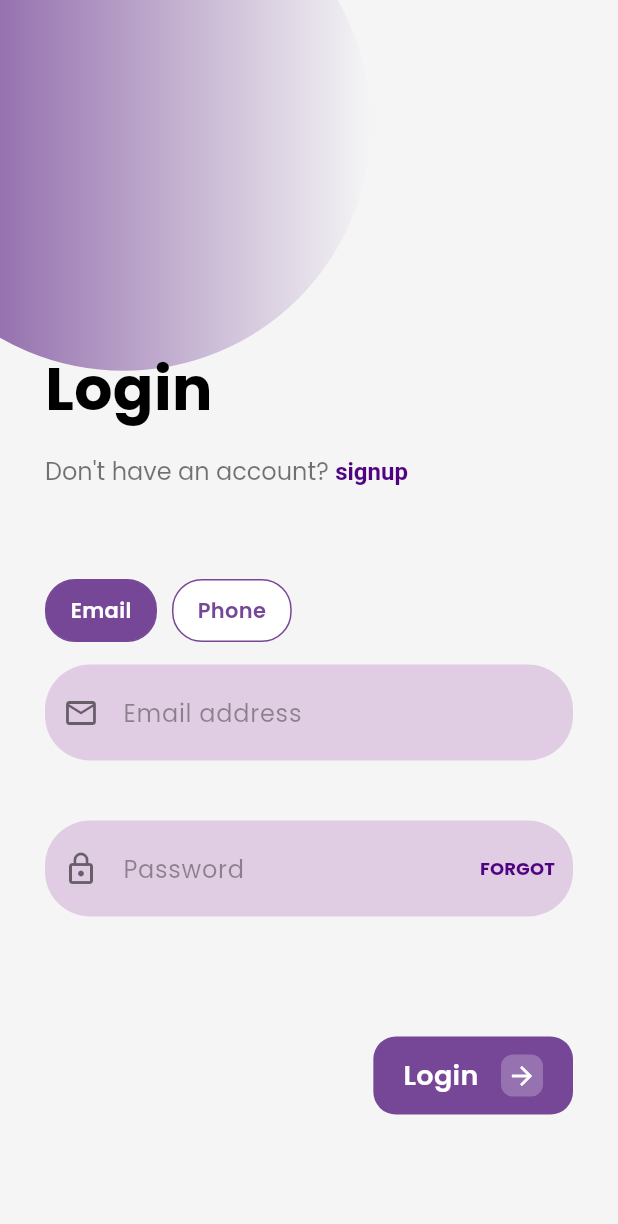
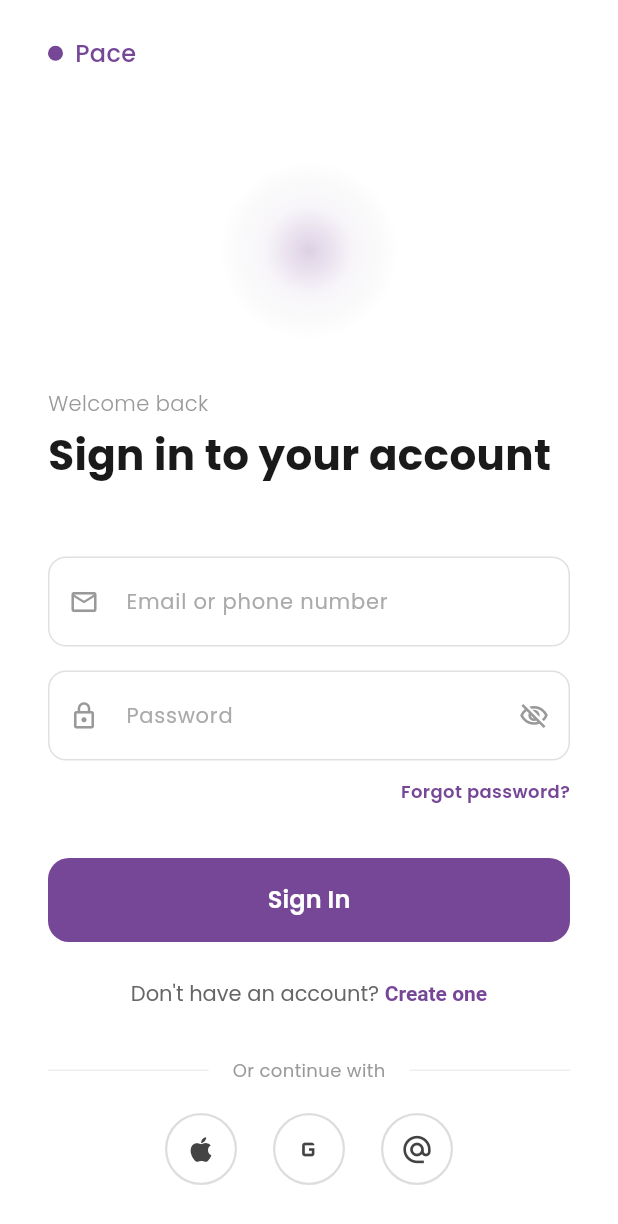
Before and after one commit to Chdimma/pace, a Flutter app: the screen it shows after launch, on a phone screen of 412 x 824 dp. Shown: the top 1224 px of the screen. Run offline on Flutter 3.47's test engine with Material 3 defaults, Android fonts, the phone set to English and light mode, and no system bars; our stand-ins replace flutter_secure_storage, google_fonts.

```diff
--- a/lib/login_page.dart
+++ b/lib/login_page.dart
@@ -19,7 +19,9 @@ class _LoginPageState extends State<LoginPage> {
   final TextEditingController _identifierController = TextEditingController();
   final TextEditingController _passwordController = TextEditingController();
   bool _isSubmitting = false;
-  bool _usePhone = false;
+  bool _obscurePassword = true;
+  bool _emailFieldFocused = false;
+  bool _passwordFieldFocused = false;
 
   @override
   void dispose() {
@@ -28,156 +30,7 @@ class _LoginPageState extends State<LoginPage> {
     super.dispose();
   }
 
-  @override
-  Widget build(BuildContext context) {
-    final Size size = MediaQuery.of(context).size;
-
-    return Scaffold(
-      backgroundColor: const Color(0xFFF5F5F5), // Light grey background
-      body: Stack(
-        children: [
-          // Top-right purple linear gradient
-          Positioned(
-            top: -size.width * 0.2,
-            left: -size.width * 0.2,
-            child: Container(
-              width: size.width * 0.8,
-              height: size.width * 0.8,
-              decoration: const BoxDecoration(
-                shape: BoxShape.circle,
-                gradient: LinearGradient(
-                  colors: [
-                    Color(0xFF764697),
-                    Color(0x00764697),
-                  ],
-                ),
-              ),
-            ),
-          ),
-          SafeArea(
-            child: SingleChildScrollView(
-              padding: const EdgeInsets.symmetric(horizontal: 30.0),
-              child: Column(
-                crossAxisAlignment: CrossAxisAlignment.start,
-                children: [
-                  const SizedBox(height: 230),
-                  // "Login" title
-                  Text(
-                    'Login',
-                    style: GoogleFonts.poppins(
-                      fontSize: 40,
-                      fontWeight: FontWeight.bold,
-                      color: const Color(0xFF000000),
-                    ),
-                  ),
-                  const SizedBox(height: 15),
-                  // Signup text
-                  RichText(
-                    text: TextSpan(
-                      style: GoogleFonts.poppins(
-                        fontSize: 16,
-                        color: Colors.black54,
-                      ),
-                      children: [
-                        const TextSpan(text: "Don't have an account? "),
-                        TextSpan(
-                          text: "signup",
-                          style: const TextStyle(
-                            color: Color(0xFF4F0382),
-                            fontWeight: FontWeight.bold,
-                          ),
-                          recognizer: TapGestureRecognizer()
-                            ..onTap = () {
-                              Navigator.push(
-                                context,
-                                MaterialPageRoute(
-                                    builder: (context) => const SignUpPage()),
-                              );
-                            },
-                        ),
-                      ],
-                    ),
-                  ),
-                  const SizedBox(height: 60),
-                  Row(
-                    children: [
-                      _buildModeChip(label: 'Email', selected: !_usePhone),
-                      const SizedBox(width: 10),
-                      _buildModeChip(label: 'Phone', selected: _usePhone),
-                    ],
-                  ),
-                  const SizedBox(height: 15),
-                  Container(
-                    decoration: BoxDecoration(
-                      color: const Color(0xFFE1CDE3),
-                      borderRadius: BorderRadius.circular(30),
-                    ),
-                    child: TextField(
-                      controller: _identifierController,
-                      keyboardType: _usePhone ? TextInputType.phone : TextInputType.emailAddress,
-                      decoration: InputDecoration(
-                        hintText: _usePhone ? 'Phone number' : 'Email address',
-                        hintStyle: GoogleFonts.poppins(color: Colors.black38),
-                        border: InputBorder.none,
-                        contentPadding: const EdgeInsets.symmetric(
-                            vertical: 20, horizontal: 20),
-                        prefixIcon: Icon(
-                          _usePhone ? Icons.phone_outlined : Icons.email_outlined,
-                          color: Colors.black54,
-                        ),
-                      ),
-                    ),
-                  ),
-                  const SizedBox(height: 40),
-                  // Password Input
-                  Container(
-                    decoration: BoxDecoration(
-                      color: const Color(0xFFE1CDE3),
-                      borderRadius: BorderRadius.circular(30),
-                    ),
-                    child: TextField(
-                      controller: _passwordController,
-                      obscureText: true,
-                      decoration: InputDecoration(
-                        hintText: "Password",
-                        hintStyle: GoogleFonts.poppins(color: Colors.black38),
-                        border: InputBorder.none,
-                        contentPadding: const EdgeInsets.symmetric(
-                            vertical: 20, horizontal: 20),
-                        prefixIcon: const Icon(
-                          Icons.lock_outline,
-                          color: Colors.black54,
-                        ),
-                        suffixIcon: TextButton(
-                          onPressed: () {
-                            Navigator.push(
-                              context,
-                              MaterialPageRoute(
-                                builder: (context) =>
-                                    const ForgotPasswordPage(),
-                              ),
-                            );
-                          },
-                          child: Text(
-                            "FORGOT",
-                            style: GoogleFonts.poppins(
-                              color: const Color(0xFF4F0382),
-                              fontWeight: FontWeight.bold,
-                              fontSize: 12,
-                            ),
-                          ),
-                        ),
-                      ),
-                    ),
-                  ),
-                  const SizedBox(height: 80),
-                  // Login Button
-                  Align(
-                    alignment: Alignment.centerRight,
-                    child: GestureDetector(
-                      onTap: _isSubmitting
-                          ? null
-                          : () async {
+  Future<void> _handleLogin() async {
     final identifier = _identifierController.text.trim();
     final password = _passwordController.text.trim();
 
@@ -193,35 +46,27 @@ class _LoginPageState extends State<LoginPage> {
       return;
     }
 
-                              if (_usePhone) {
+    // Auto-detect: phone or email?
     final phoneRegex = RegExp(r'^\+?[0-9\s-]{7,15}$');
-                                if (!phoneRegex.hasMatch(identifier)) {
+    final emailRegex = RegExp(r'^[\w-\.]+@([\w-]+\.)+[\w-]{2,4}$');
+    final bool isPhone = phoneRegex.hasMatch(identifier);
+    final bool isEmail = emailRegex.hasMatch(identifier);
+
+    if (!isPhone && !isEmail) {
       ScaffoldMessenger.of(context).showSnackBar(
         const SnackBar(
-                                      content: Text('Please enter a valid phone number'),
+          content: Text('Please enter a valid email address or phone number'),
           backgroundColor: Colors.redAccent,
         ),
       );
       return;
     }
-                              } else {
-                                final emailRegex = RegExp(r'^[\w-\.]+@([\w-]+\.)+[\w-]{2,4}$');
-                                if (!emailRegex.hasMatch(identifier)) {
-                                  ScaffoldMessenger.of(context).showSnackBar(
-                                    const SnackBar(
-                                      content: Text('Please enter a valid email address'),
-                                      backgroundColor: Colors.redAccent,
-                                    ),
-                                  );
-                                  return;
-                                }
-                              }
 
     setState(() => _isSubmitting = true);
     try {
       final result = await AuthService.login(
-                                  email: _usePhone ? null : identifier,
-                                  phoneNumber: _usePhone ? identifier : null,
+        email: isEmail ? identifier : null,
+        phoneNumber: isPhone ? identifier : null,
         password: password,
       );
       if (result['success'] == true) {
@@ -251,74 +96,382 @@ class _LoginPageState extends State<LoginPage> {
         setState(() => _isSubmitting = false);
       }
     }
+  }
+
+  @override
+  Widget build(BuildContext context) {
+    return Scaffold(
+      backgroundColor: Colors.white,
+      body: SafeArea(
+        child: SingleChildScrollView(
+          padding: const EdgeInsets.symmetric(horizontal: 32),
+          child: Column(
+            crossAxisAlignment: CrossAxisAlignment.start,
+            children: [
+              const SizedBox(height: 24),
+              // Brand wordmark
+              Row(
+                children: [
+                  Container(
+                    width: 10,
+                    height: 10,
+                    decoration: const BoxDecoration(
+                      shape: BoxShape.circle,
+                      color: Color(0xFF764697),
+                    ),
+                  ),
+                  const SizedBox(width: 8),
+                  Text(
+                    'Pace',
+                    style: GoogleFonts.poppins(
+                      fontSize: 16,
+                      fontWeight: FontWeight.w500,
+                      color: const Color(0xFF764697),
+                    ),
+                  ),
+                ],
+              ),
+              const SizedBox(height: 60),
+              // Subtle gradient accent dot (center-aligned)
+              Center(
+                child: Container(
+                  width: 120,
+                  height: 120,
+                  decoration: BoxDecoration(
+                    shape: BoxShape.circle,
+                    gradient: RadialGradient(
+                      colors: [
+                        const Color(0xFF764697).withValues(alpha: 0.25),
+                        const Color(0xFF764697).withValues(alpha: 0.05),
+                        Colors.transparent,
+                      ],
+                      stops: const [0.0, 0.5, 1.0],
+                    ),
+                  ),
+                ),
+              ),
+              const SizedBox(height: 32),
+              // Welcome subtitle
+              Text(
+                'Welcome back',
+                style: GoogleFonts.poppins(
+                  fontSize: 14,
+                  fontWeight: FontWeight.w300,
+                  color: const Color(0xFF999999),
+                ),
+              ),
+              const SizedBox(height: 4),
+              // Headline
+              Text(
+                'Sign in to your account',
+                style: GoogleFonts.poppins(
+                  fontSize: 28,
+                  fontWeight: FontWeight.bold,
+                  color: const Color(0xFF1A1A1A),
+                ),
+              ),
+              const SizedBox(height: 48),
+              // Email / Phone input
+              FocusScope(
+                onFocusChange: (focused) {
+                  setState(() => _emailFieldFocused = focused);
                 },
-                      child: Container(
-                        padding: const EdgeInsets.symmetric(
-                            vertical: 12, horizontal: 20),
-                        decoration: BoxDecoration(
+                child: TextField(
+                  controller: _identifierController,
+                  keyboardType: TextInputType.emailAddress,
+                  textInputAction: TextInputAction.next,
+                  decoration: InputDecoration(
+                    hintText: 'Email or phone number',
+                    hintStyle: GoogleFonts.poppins(
+                      color: const Color(0xFFAAAAAA),
+                      fontSize: 14,
+                    ),
+                    prefixIcon: Icon(
+                      Icons.email_outlined,
+                      color: _emailFieldFocused
+                          ? const Color(0xFF764697)
+                          : const Color(0xFF999999),
+                      size: 20,
+                    ),
+                    filled: true,
+                    fillColor: Colors.white,
+                    contentPadding: const EdgeInsets.symmetric(
+                      vertical: 18,
+                      horizontal: 16,
+                    ),
+                    border: OutlineInputBorder(
+                      borderRadius: BorderRadius.circular(12),
+                      borderSide: const BorderSide(
+                        color: Color(0xFFE0E0E0),
+                        width: 1,
+                      ),
+                    ),
+                    enabledBorder: OutlineInputBorder(
+                      borderRadius: BorderRadius.circular(12),
+                      borderSide: const BorderSide(
+                        color: Color(0xFFE0E0E0),
+                        width: 1,
+                      ),
+                    ),
+                    focusedBorder: OutlineInputBorder(
+                      borderRadius: BorderRadius.circular(12),
+                      borderSide: const BorderSide(
+                        color: Color(0xFF764697),
+                        width: 1.5,
+                      ),
+                    ),
+                  ),
+                ),
+              ),
+              const SizedBox(height: 16),
+              // Password input
+              FocusScope(
+                onFocusChange: (focused) {
+                  setState(() => _passwordFieldFocused = focused);
+                },
+                child: TextField(
+                  controller: _passwordController,
+                  obscureText: _obscurePassword,
+                  textInputAction: TextInputAction.done,
+                  onSubmitted: (_) => _handleLogin(),
+                  decoration: InputDecoration(
+                    hintText: 'Password',
+                    hintStyle: GoogleFonts.poppins(
+                      color: const Color(0xFFAAAAAA),
+                      fontSize: 14,
+                    ),
+                    prefixIcon: Icon(
+                      Icons.lock_outline,
+                      color: _passwordFieldFocused
+                          ? const Color(0xFF764697)
+                          : const Color(0xFF999999),
+                      size: 20,
+                    ),
+                    suffixIcon: IconButton(
+                      icon: Icon(
+                        _obscurePassword
+                            ? Icons.visibility_off_outlined
+                            : Icons.visibility_outlined,
+                        color: const Color(0xFF999999),
+                        size: 20,
+                      ),
+                      onPressed: () {
+                        setState(() => _obscurePassword = !_obscurePassword);
+                      },
+                    ),
+                    filled: true,
+                    fillColor: Colors.white,
+                    contentPadding: const EdgeInsets.symmetric(
+                      vertical: 18,
+                      horizontal: 16,
+                    ),
+                    border: OutlineInputBorder(
+                      borderRadius: BorderRadius.circular(12),
+                      borderSide: const BorderSide(
+                        color: Color(0xFFE0E0E0),
+                        width: 1,
+                      ),
+                    ),
+                    enabledBorder: OutlineInputBorder(
+                      borderRadius: BorderRadius.circular(12),
+                      borderSide: const BorderSide(
+                        color: Color(0xFFE0E0E0),
+                        width: 1,
+                      ),
+                    ),
+                    focusedBorder: OutlineInputBorder(
+                      borderRadius: BorderRadius.circular(12),
+                      borderSide: const BorderSide(
+                        color: Color(0xFF764697),
+                        width: 1.5,
+                      ),
+                    ),
+                  ),
+                ),
+              ),
+              const SizedBox(height: 8),
+              // Forgot password
+              Align(
+                alignment: Alignment.centerRight,
+                child: GestureDetector(
+                  onTap: () {
+                    Navigator.push(
+                      context,
+                      MaterialPageRoute(
+                        builder: (context) => const ForgotPasswordPage(),
+                      ),
+                    );
+                  },
+                  child: Padding(
+                    padding: const EdgeInsets.symmetric(vertical: 4),
+                    child: Text(
+                      'Forgot password?',
+                      style: GoogleFonts.poppins(
                         color: const Color(0xFF764697),
-                          borderRadius: BorderRadius.circular(15),
-                        ),
-                        child: Row(
-                          mainAxisSize: MainAxisSize.min,
-                          children: [
-                            Text(
-                              _isSubmitting ? 'Signing in...' : 'Login',
-                              style: GoogleFonts.poppins(
-                                color: Colors.white,
-                                fontSize: 18,
+                        fontSize: 12,
                         fontWeight: FontWeight.w600,
                       ),
                     ),
-                            const SizedBox(width: 15),
-                            Container(
-                              padding: const EdgeInsets.all(4),
-                              decoration: BoxDecoration(
-                                color: Colors.white24,
-                                borderRadius: BorderRadius.circular(8),
                   ),
-                              child: const Icon(
-                                Icons.arrow_forward,
+                ),
+              ),
+              const SizedBox(height: 32),
+              // Sign In button
+              SizedBox(
+                width: double.infinity,
+                height: 56,
+                child: ElevatedButton(
+                  onPressed: _isSubmitting ? null : _handleLogin,
+                  style: ElevatedButton.styleFrom(
+                    backgroundColor: const Color(0xFF764697),
+                    disabledBackgroundColor: const Color(0xFF764697).withValues(alpha: 0.6),
+                    elevation: 0,
+                    shadowColor: const Color(0xFF764697).withValues(alpha: 0.3),
+                    shape: RoundedRectangleBorder(
+                      borderRadius: BorderRadius.circular(14),
+                    ),
+                  ),
+                  child: _isSubmitting
+                      ? const SizedBox(
+                          width: 24,
+                          height: 24,
+                          child: CircularProgressIndicator(
                             color: Colors.white,
-                                size: 20,
+                            strokeWidth: 2.5,
                           ),
+                        )
+                      : Text(
+                          'Sign In',
+                          style: GoogleFonts.poppins(
+                            color: Colors.white,
+                            fontSize: 16,
+                            fontWeight: FontWeight.w600,
+                          ),
+                        ),
+                ),
+              ),
+              const SizedBox(height: 24),
+              // Signup link
+              Center(
+                child: RichText(
+                  text: TextSpan(
+                    style: GoogleFonts.poppins(
+                      fontSize: 14,
+                      color: const Color(0xFF666666),
+                    ),
+                    children: [
+                      const TextSpan(text: "Don't have an account? "),
+                      TextSpan(
+                        text: "Create one",
+                        style: const TextStyle(
+                          color: Color(0xFF764697),
+                          fontWeight: FontWeight.bold,
+                        ),
+                        recognizer: TapGestureRecognizer()
+                          ..onTap = () {
+                            Navigator.push(
+                              context,
+                              MaterialPageRoute(
+                                builder: (context) => const SignUpPage(),
+                              ),
+                            );
+                          },
                       ),
                     ],
                   ),
                 ),
               ),
+              const SizedBox(height: 32),
+              // Divider with "Or continue with"
+              Row(
+                children: [
+                  const Expanded(child: Divider(color: Color(0xFFEEEEEE))),
+                  Padding(
+                    padding: const EdgeInsets.symmetric(horizontal: 16),
+                    child: Text(
+                      'Or continue with',
+                      style: GoogleFonts.poppins(
+                        color: const Color(0xFF999999),
+                        fontSize: 12,
+                      ),
+                    ),
+                  ),
+                  const Expanded(child: Divider(color: Color(0xFFEEEEEE))),
+                ],
+              ),
+              const SizedBox(height: 20),
+              // Social login icons
+              Row(
+                mainAxisAlignment: MainAxisAlignment.center,
+                children: [
+                  _buildSocialButton(
+                    icon: Icons.apple,
+                    onTap: () {
+                      // Placeholder for Apple sign-in
+                      ScaffoldMessenger.of(context).showSnackBar(
+                        const SnackBar(
+                          content: Text('Apple sign-in coming soon'),
+                          backgroundColor: Color(0xFF764697),
+                        ),
+                      );
+                    },
+                  ),
+                  const SizedBox(width: 24),
+                  _buildSocialButton(
+                    icon: Icons.g_mobiledata,
+                    onTap: () {
+                      // Placeholder for Google sign-in
+                      ScaffoldMessenger.of(context).showSnackBar(
+                        const SnackBar(
+                          content: Text('Google sign-in coming soon'),
+                          backgroundColor: Color(0xFF764697),
+                        ),
+                      );
+                    },
+                  ),
+                  const SizedBox(width: 24),
+                  _buildSocialButton(
+                    icon: Icons.alternate_email,
+                    onTap: () {
+                      // Placeholder for X sign-in
+                      ScaffoldMessenger.of(context).showSnackBar(
+                        const SnackBar(
+                          content: Text('X sign-in coming soon'),
+                          backgroundColor: Color(0xFF764697),
+                        ),
+                      );
+                    },
+                  ),
+                ],
               ),
               const SizedBox(height: 40),
             ],
           ),
         ),
       ),
-        ],
-      ),
     );
   }
 
-  Widget _buildModeChip({required String label, required bool selected}) {
+  Widget _buildSocialButton({
+    required IconData icon,
+    required VoidCallback onTap,
+  }) {
     return GestureDetector(
-      onTap: () {
-        setState(() {
-          _usePhone = label == 'Phone';
-          _identifierController.clear();
-        });
-      },
+      onTap: onTap,
       child: Container(
-        padding: const EdgeInsets.symmetric(horizontal: 16, vertical: 10),
+        width: 48,
+        height: 48,
         decoration: BoxDecoration(
-          color: selected ? const Color(0xFF764697) : Colors.white,
-          borderRadius: BorderRadius.circular(20),
-          border: Border.all(color: const Color(0xFF764697), width: 1),
+          shape: BoxShape.circle,
+          border: Border.all(
+            color: const Color(0xFFDDDDDD),
+            width: 1.5,
           ),
-        child: Text(
-          label,
-          style: GoogleFonts.poppins(
-            color: selected ? Colors.white : const Color(0xFF764697),
-            fontWeight: FontWeight.w600,
         ),
+        child: Icon(
+          icon,
+          color: const Color(0xFF444444),
+          size: 22,
         ),
       ),
     );
--- a/lib/settings_page.dart
+++ b/lib/settings_page.dart
@@ -9,7 +9,7 @@ import 'account_page.dart';
 import 'my_activities_page.dart';
 import 'my_schedule_page.dart';
 import 'workout_fitness_page.dart';
-import 'solana_page.dart';
+import 'check_records_page.dart';
 
 class SettingsPage extends StatefulWidget {
   const SettingsPage({super.key});
@@ -112,7 +112,7 @@ class _SettingsPageState extends State<SettingsPage> {
                           Navigator.push(
                             context,
                             MaterialPageRoute(
-                              builder: (context) => const SolanaPage(),
+                              builder: (context) => const CheckRecordsPage(),
                             ),
                           );
                         },
--- a/pubspec.yaml
+++ b/pubspec.yaml
@@ -38,7 +38,6 @@ dependencies:
   intl: ^0.19.0
   http: ^1.5.0
   flutter_secure_storage: ^9.0.0
-  dio: ^5.4.0
 
 dev_dependencies:
   flutter_test:
```
Also changed, not shown: lib/solana_page.dart (deleted, +0 -97 lines), lib/solana_service.dart (deleted, +0 -45 lines), lib/check_records_page.dart (added), pubspec.lock. Lines whose indentation alone changed are shown as unchanged.
